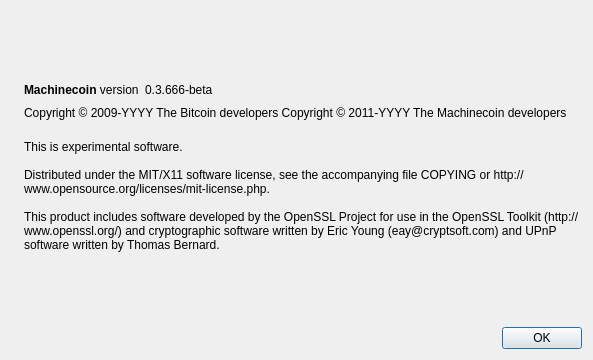
Above: src/qt/forms/aboutdialog.ui from machinecoin-project/machinecoin-core before the change. Below: the same form after it.
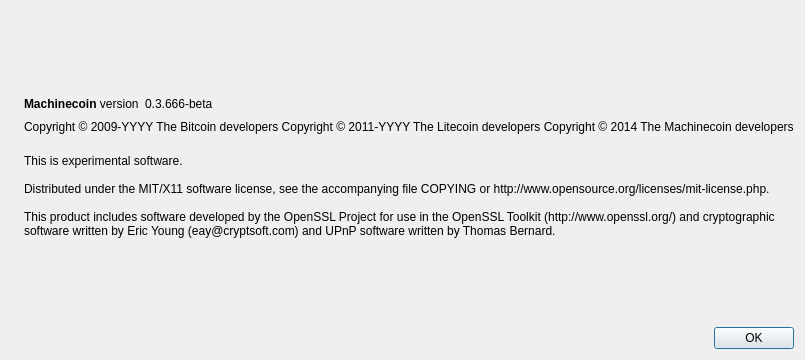
That is the form after the change. Icons and pictures are not drawn.

Commit message: Update for next version of the Machinecoin software

Patch:
```diff
--- a/src/qt/forms/aboutdialog.ui
+++ b/src/qt/forms/aboutdialog.ui
@@ -92,7 +92,8 @@
        </property>
        <property name="text">
         <string notr="true">Copyright &amp;copy; 2009-YYYY The Bitcoin developers
-Copyright &amp;copy; 2011-YYYY The Machinecoin developers</string>
+Copyright &amp;copy; 2011-YYYY The Litecoin developers
+Copyright &amp;copy; 2014 The Machinecoin developers</string>
        </property>
        <property name="textFormat">
         <enum>Qt::RichText</enum>
```
The commit also changes 205 other files.
